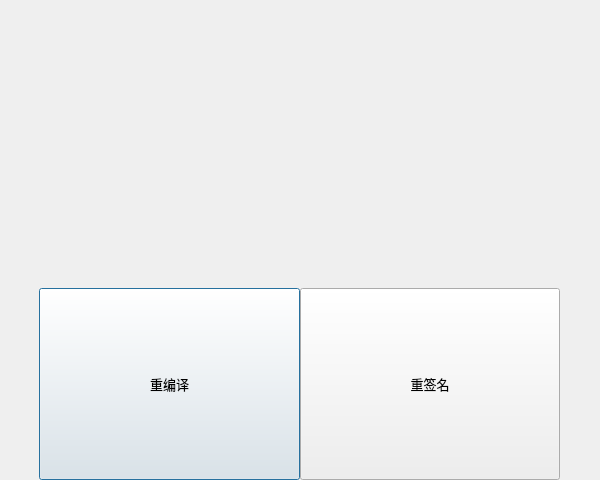
The window that res/ui/repack_resign_dialog.ui (purejiang/BlankTool) describes before a commit, drawn with Qt 5.
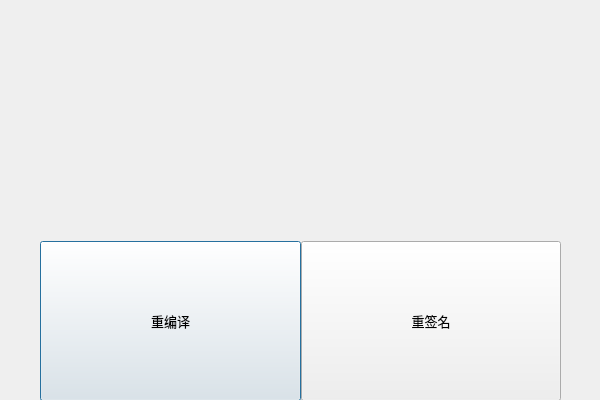
The same window after the commit.

Diff of the .ui file:
```diff
--- a/res/ui/repack_resign_dialog.ui
+++ b/res/ui/repack_resign_dialog.ui
@@ -7,7 +7,7 @@
     <x>0</x>
     <y>0</y>
     <width>600</width>
-    <height>480</height>
+    <height>400</height>
    </rect>
   </property>
   <property name="windowTitle">
@@ -16,13 +16,13 @@
   <widget class="QWidget" name="verticalLayoutWidget">
    <property name="geometry">
     <rect>
-     <x>-1</x>
-     <y>-1</y>
+     <x>0</x>
+     <y>0</y>
      <width>601</width>
-     <height>481</height>
+     <height>401</height>
     </rect>
    </property>
-   <layout class="QVBoxLayout" name="verticalLayout" stretch="3,2,19">
+   <layout class="QVBoxLayout" name="verticalLayout" stretch="3,2,15">
     <property name="spacing">
      <number>0</number>
     </property>
```
